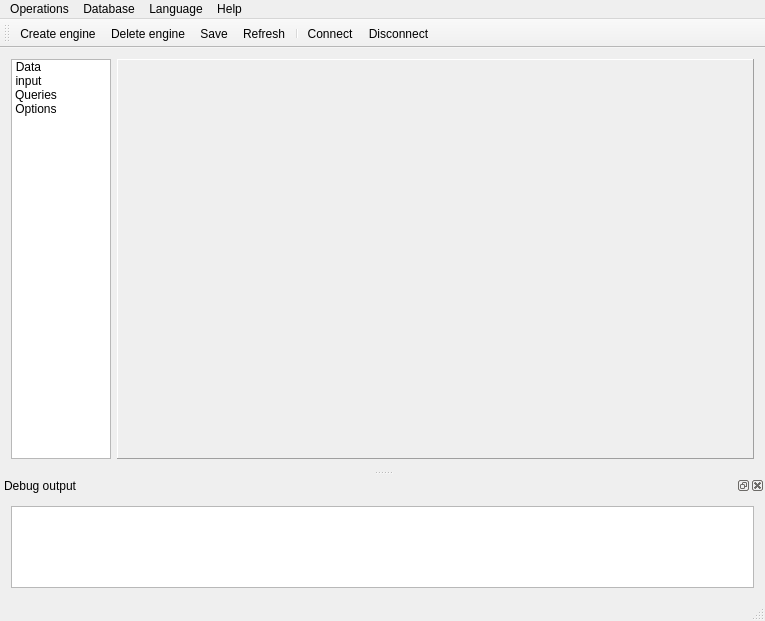
Qt form gtes_starts/appforms/main_window.ui (olgerd27/gtes_starts) before a commit.
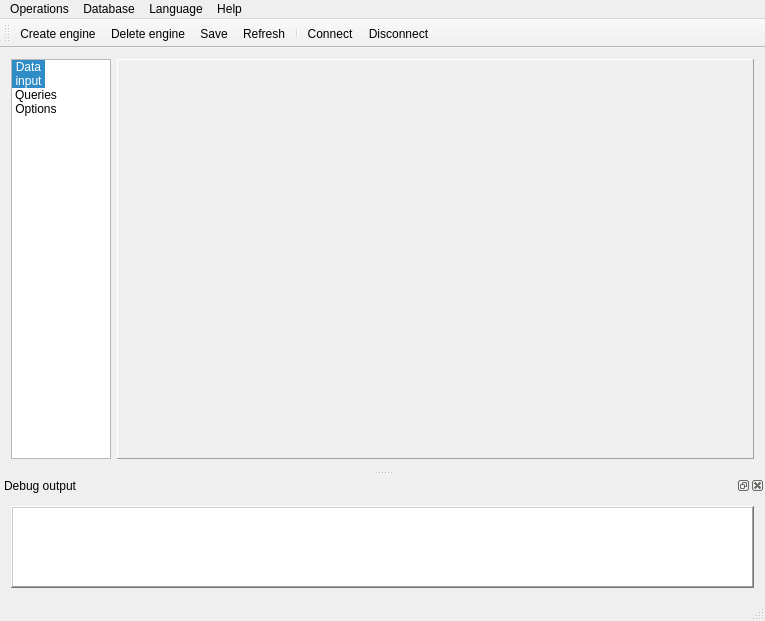
The same form after that commit. Icons and pictures are not drawn. Custom widgets are drawn as their Qt base class.

Diff of the .ui file:
```diff
--- a/gtes_starts/appforms/main_window.ui
+++ b/gtes_starts/appforms/main_window.ui
@@ -57,7 +57,7 @@
        <enum>QListView::IconMode</enum>
       </property>
       <property name="currentRow">
-       <number>-1</number>
+       <number>0</number>
       </property>
       <item>
        <property name="text">
@@ -284,9 +284,20 @@
        <property name="font">
         <font>
          <family>Courier New</family>
-         <pointsize>9</pointsize>
+         <pointsize>8</pointsize>
+         <weight>75</weight>
+         <bold>true</bold>
         </font>
        </property>
+       <property name="frameShape">
+        <enum>QFrame::WinPanel</enum>
+       </property>
+       <property name="frameShadow">
+        <enum>QFrame::Raised</enum>
+       </property>
+       <property name="lineWidth">
+        <number>1</number>
+       </property>
        <property name="readOnly">
         <bool>false</bool>
        </property>
```
Left out of the diff: 2 changed lines with no effect on the pictures.
